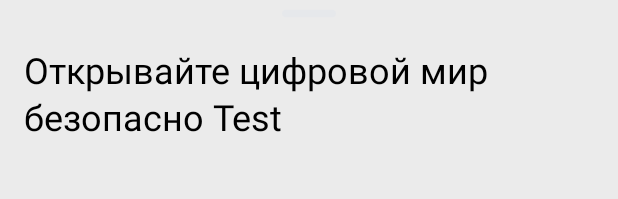
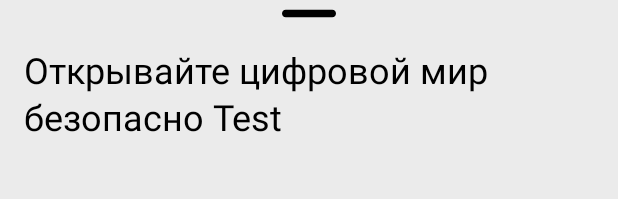
Before and after one commit to AnadolStudio/TL_Prosto, an Android app: the layout fragment_offer_detail.xml on its own in the app's theme, with its tools: preview values and no code run, on a phone screen of 412 x 824 dp. Shown: the top 199 px of the screen. Run offline under Robolectric (Android 15) with nearby library versions, the phone set to English and light mode, and no system bars.

Commit message:
Fix BottomTopLine color item

```diff
--- a/app/src/main/java/com/touchin/prosto/view/BottomTopLine.kt
+++ b/app/src/main/java/com/touchin/prosto/view/BottomTopLine.kt
@@ -1,9 +1,11 @@
 package com.touchin.prosto.view
 
 import android.content.Context
+import android.content.res.ColorStateList
 import android.util.AttributeSet
 import android.view.LayoutInflater
 import android.widget.FrameLayout
+import androidx.core.content.ContextCompat
 import androidx.core.content.withStyledAttributes
 import com.touchin.prosto.R
 import com.touchin.prosto.databinding.ViewBottomTopLineBinding
--- a/app/src/main/res/layout/fragment_offer_detail.xml
+++ b/app/src/main/res/layout/fragment_offer_detail.xml
@@ -17,6 +17,7 @@
 
         <com.touchin.prosto.view.BottomTopLine
             android:id="@+id/top_line"
+            android:tint="@color/black"
             android:layout_width="match_parent"
             android:layout_height="wrap_content"
             app:layout_constraintTop_toTopOf="parent">
```
